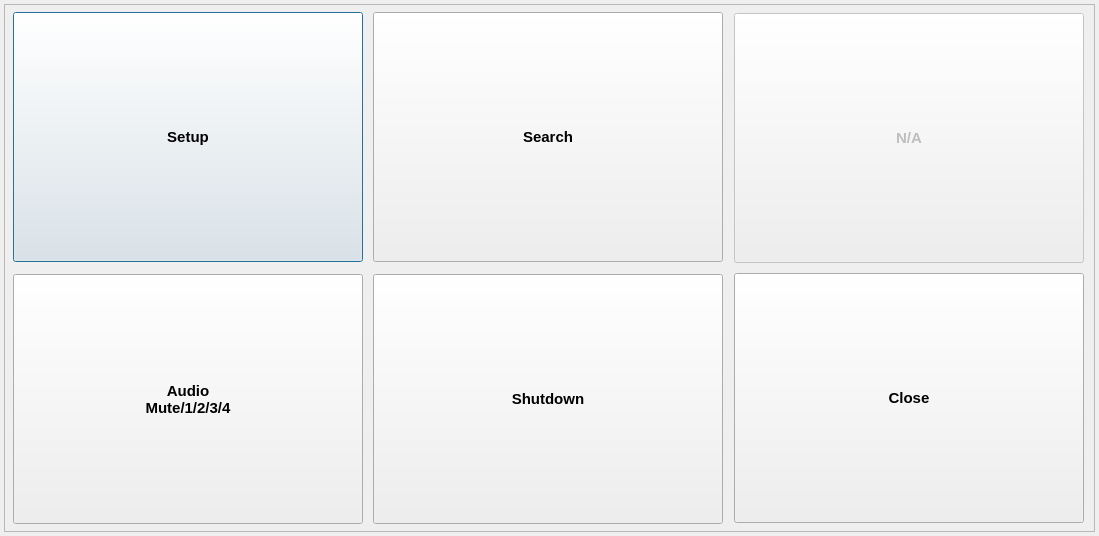
Old version of the form gui/mainwidget/src/main/mainMenu.ui in the repository yjsin-emastec/neptune.
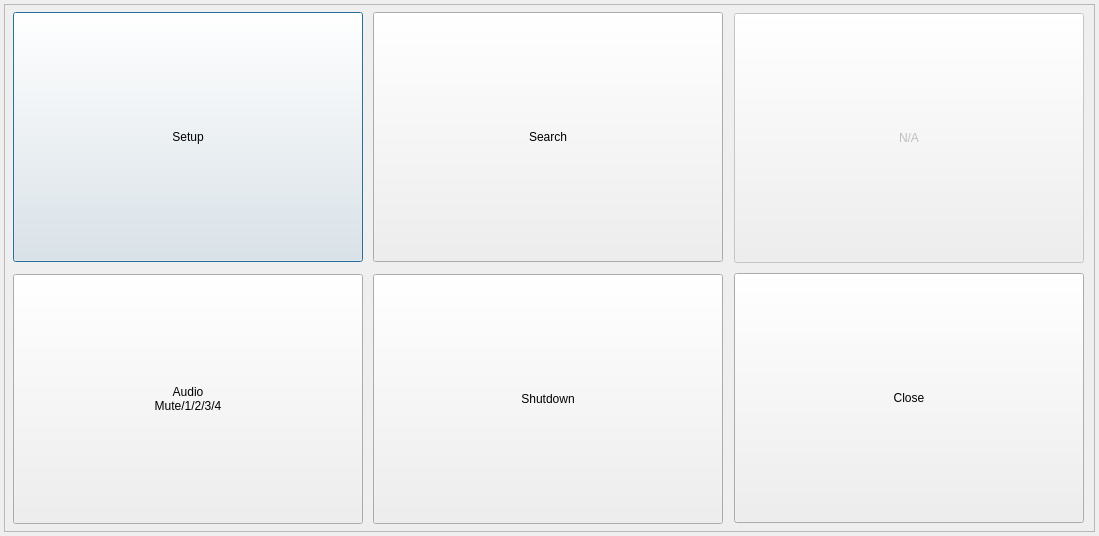
New version of the form.

Commit message: Remove bold font 원인 - Qt 버전을 변경하며 폰트에 Bold가 적용됨 내용 - 폰트의 Bold 설정 제거

The edit to the form file:
```diff
--- a/gui/mainwidget/src/main/mainMenu.ui
+++ b/gui/mainwidget/src/main/mainMenu.ui
@@ -31,13 +31,11 @@
      <height>250</height>
     </rect>
    </property>
-   <property name="font">
-    <font>
-     <pointsize>11</pointsize>
-     <weight>75</weight>
-     <italic>false</italic>
-     <bold>true</bold>
-    </font>
+   <property name="sizePolicy">
+    <sizepolicy hsizetype="Fixed" vsizetype="Fixed">
+     <horstretch>0</horstretch>
+     <verstretch>0</verstretch>
+    </sizepolicy>
    </property>
    <property name="toolTip">
     <string/>
@@ -47,9 +45,6 @@
    </property>
   </widget>
   <widget class="QPushButton" name="buttonSearch">
-   <property name="enabled">
-    <bool>true</bool>
-   </property>
    <property name="geometry">
     <rect>
      <x>373</x>
@@ -58,13 +53,11 @@
      <height>250</height>
     </rect>
    </property>
-   <property name="font">
-    <font>
-     <pointsize>11</pointsize>
-     <weight>75</weight>
-     <italic>false</italic>
-     <bold>true</bold>
-    </font>
+   <property name="sizePolicy">
+    <sizepolicy hsizetype="Fixed" vsizetype="Fixed">
+     <horstretch>0</horstretch>
+     <verstretch>0</verstretch>
+    </sizepolicy>
    </property>
    <property name="text">
     <string>Search</string>
@@ -86,9 +79,6 @@
     <enum>QFrame::Raised</enum>
    </property>
    <widget class="QPushButton" name="buttonAudio">
-    <property name="enabled">
-     <bool>true</bool>
-    </property>
     <property name="geometry">
      <rect>
       <x>9</x>
@@ -97,13 +87,11 @@
       <height>250</height>
      </rect>
     </property>
-    <property name="font">
-     <font>
-      <pointsize>11</pointsize>
-      <weight>75</weight>
-      <italic>false</italic>
-      <bold>true</bold>
-     </font>
+    <property name="sizePolicy">
+     <sizepolicy hsizetype="Fixed" vsizetype="Fixed">
+      <horstretch>0</horstretch>
+      <verstretch>0</verstretch>
+     </sizepolicy>
     </property>
     <property name="text">
      <string>Audio
@@ -122,22 +110,17 @@
       <height>250</height>
      </rect>
     </property>
-    <property name="font">
-     <font>
-      <pointsize>11</pointsize>
-      <weight>75</weight>
-      <italic>false</italic>
-      <bold>true</bold>
-     </font>
+    <property name="sizePolicy">
+     <sizepolicy hsizetype="Fixed" vsizetype="Fixed">
+      <horstretch>0</horstretch>
+      <verstretch>0</verstretch>
+     </sizepolicy>
     </property>
     <property name="text">
      <string>N/A</string>
     </property>
    </widget>
    <widget class="QPushButton" name="buttonShutdown">
-    <property name="enabled">
-     <bool>true</bool>
-    </property>
     <property name="geometry">
      <rect>
       <x>369</x>
@@ -146,13 +129,11 @@
       <height>250</height>
      </rect>
     </property>
-    <property name="font">
-     <font>
-      <pointsize>11</pointsize>
-      <weight>75</weight>
-      <italic>false</italic>
-      <bold>true</bold>
-     </font>
+    <property name="sizePolicy">
+     <sizepolicy hsizetype="Fixed" vsizetype="Fixed">
+      <horstretch>0</horstretch>
+      <verstretch>0</verstretch>
+     </sizepolicy>
     </property>
     <property name="text">
      <string>Shutdown</string>
@@ -160,9 +141,6 @@
    </widget>
   </widget>
   <widget class="QPushButton" name="buttonClose">
-   <property name="enabled">
-    <bool>true</bool>
-   </property>
    <property name="geometry">
     <rect>
      <x>734</x>
@@ -171,13 +149,11 @@
      <height>250</height>
     </rect>
    </property>
-   <property name="font">
-    <font>
-     <pointsize>11</pointsize>
-     <weight>75</weight>
-     <italic>false</italic>
-     <bold>true</bold>
-    </font>
+   <property name="sizePolicy">
+    <sizepolicy hsizetype="Fixed" vsizetype="Fixed">
+     <horstretch>0</horstretch>
+     <verstretch>0</verstretch>
+    </sizepolicy>
    </property>
    <property name="text">
     <string>Close</string>
```
The commit also changes 8 other files.
